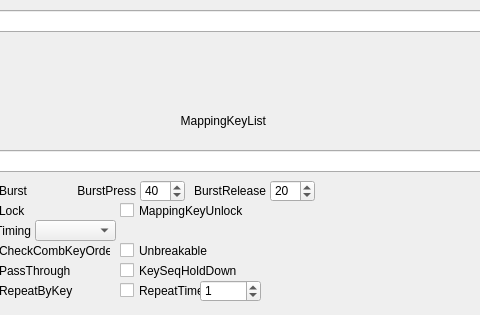
First picture: the form in QKeyMapper/qitemsetupdialog.ui, repository Zalafina/QKeyMapper, before the edit; both pictures show x 110 to 590 and y 0 to 315 of the 820 by 315 pixel window.
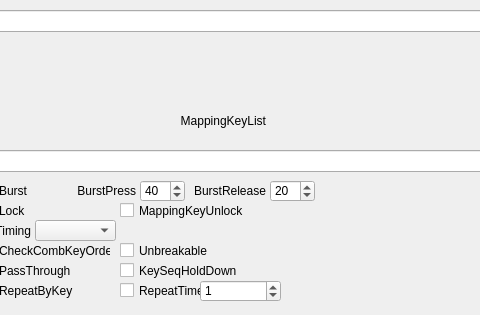
Second picture: the form after the edit.

Commit message: Key sequence repeat max time changed from 99999 to 99999999.

The edit to the form file:
```diff
--- a/QKeyMapper/qitemsetupdialog.ui
+++ b/QKeyMapper/qitemsetupdialog.ui
@@ -326,7 +326,7 @@
     <rect>
      <x>310</x>
      <y>280</y>
-     <width>61</width>
+     <width>81</width>
      <height>22</height>
     </rect>
    </property>
```
The commit also changes 1 other file.
